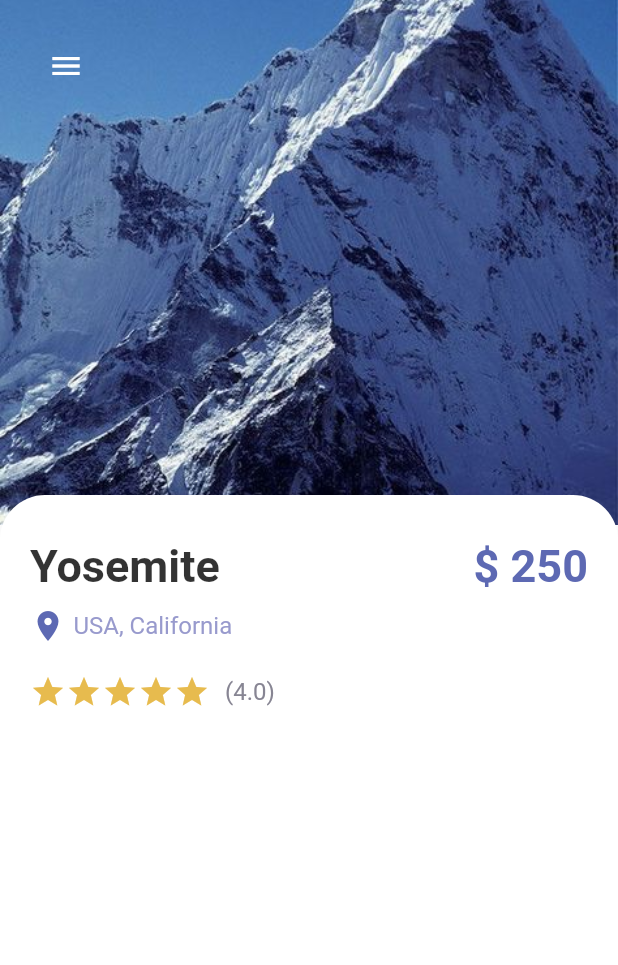
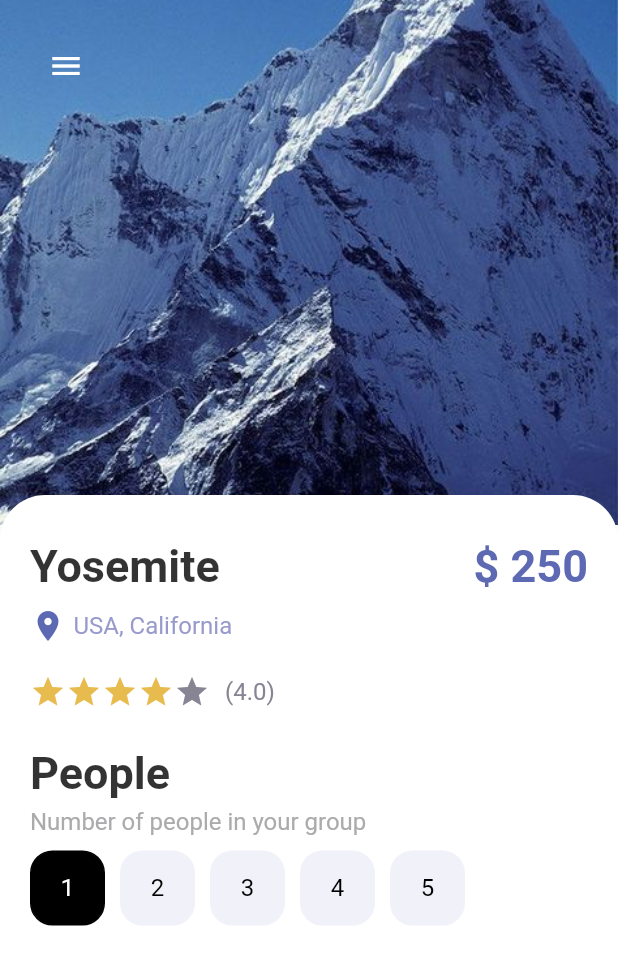
Before and after one commit to Bepo0328/travel_app, a Flutter app: the screen it shows after launch, on a phone screen of 412 x 824 dp. Shown: the top 965 px of the screen. Run offline on Flutter 3.47's test engine with Material 2 defaults, Android fonts, the phone set to English and light mode, and no system bars.

Commit message:
TravelApp: Detail Page - Button Selection

```diff
--- a/lib/pages/detail_page.dart
+++ b/lib/pages/detail_page.dart
@@ -10,6 +10,9 @@ class DetailPage extends StatefulWidget {
 }
 
 class _DetailPageState extends State<DetailPage> {
+  int gottenStarts = 4;
+  int selectedIndex = 0;
+
   @override
   Widget build(BuildContext context) {
     return Scaffold(
@@ -93,15 +96,14 @@ class _DetailPageState extends State<DetailPage> {
                       Row(
                         children: [
                           Wrap(
-                            children: List.generate(
-                              5,
-                              (index) {
-                                return const Icon(
-                                  Icons.star,
-                                  color: AppColors.starColor,
-                                );
-                              },
-                            ),
+                            children: List.generate(5, (index) {
+                              return Icon(
+                                Icons.star,
+                                color: index < gottenStarts
+                                    ? AppColors.starColor
+                                    : AppColors.textColor2,
+                              );
+                            }),
                           ),
                           const SizedBox(width: 10),
                           const AppText(
@@ -109,6 +111,44 @@ class _DetailPageState extends State<DetailPage> {
                             color: AppColors.textColor2,
                           ),
                         ],
+                      ),
+                      const SizedBox(height: 25),
+                      AppLargeText(
+                        text: 'People',
+                        color: Colors.black.withOpacity(0.8),
+                      ),
+                      const SizedBox(height: 5),
+                      const AppText(
+                        text: 'Number of people in your group',
+                        color: AppColors.mainTextColor,
+                      ),
+                      const SizedBox(height: 10),
+                      Wrap(
+                        children: List.generate(5, (index) {
+                          return InkWell(
+                            onTap: () {
+                              setState(() {
+                                selectedIndex = index;
+                              });
+                            },
+                            child: Container(
+                              margin: const EdgeInsets.only(right: 10),
+                              child: AppButtons(
+                                color: selectedIndex == index
+                                    ? Colors.white
+                                    : Colors.black,
+                                backgroundColor: selectedIndex == index
+                                    ? Colors.black
+                                    : AppColors.buttonBackground,
+                                size: 50,
+                                borderColor: selectedIndex == index
+                                    ? Colors.black
+                                    : AppColors.buttonBackground,
+                                text: (index + 1).toString(),
+                              ),
+                            ),
+                          );
+                        }),
                       ),
                     ],
                   ),
--- /dev/null
+++ b/lib/widgets/app_buttons.dart
@@ -0,0 +1,46 @@
+import 'package:flutter/material.dart';
+import 'package:travel_app/widgets/widgets.dart';
+
+class AppButtons extends StatelessWidget {
+  final Color color;
+  final Color backgroundColor;
+  final double size;
+  final Color borderColor;
+  final String? text;
+  final IconData? icon;
+  final bool? isIcon;
+
+  const AppButtons({
+    Key? key,
+    required this.color,
+    required this.backgroundColor,
+    required this.size,
+    required this.borderColor,
+    this.text = 'Hi',
+    this.icon,
+    this.isIcon = false,
+  }) : super(key: key);
+
+  @override
+  Widget build(BuildContext context) {
+    return Container(
+      width: size,
+      height: size,
+      decoration: BoxDecoration(
+        border: Border.all(
+          color: borderColor,
+          width: 1,
+        ),
+        borderRadius: BorderRadius.circular(15),
+        color: backgroundColor,
+      ),
+      child: isIcon == false
+          ? Center(
+              child: AppText(text: text!, color: color),
+            )
+          : Center(
+              child: Icon(icon),
+            ),
+    );
+  }
+}
--- a/lib/widgets/widgets.dart
+++ b/lib/widgets/widgets.dart
@@ -1,3 +1,4 @@
 export 'app_text.dart';
 export 'app_large_text.dart';
 export 'responsive_button.dart';
+export 'app_buttons.dart';
```
